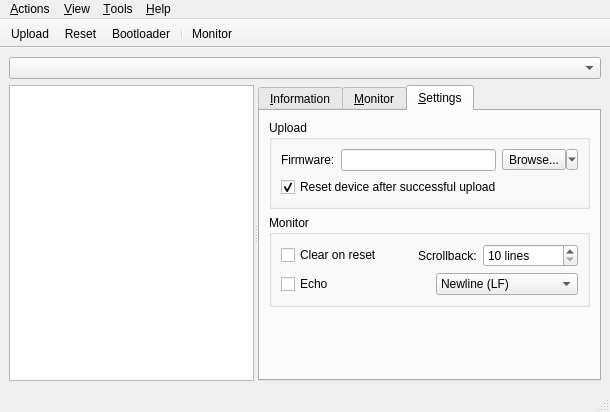
Above: tyqt/main_window.ui from Koromix/tytools before the change. Below: the same form after it.
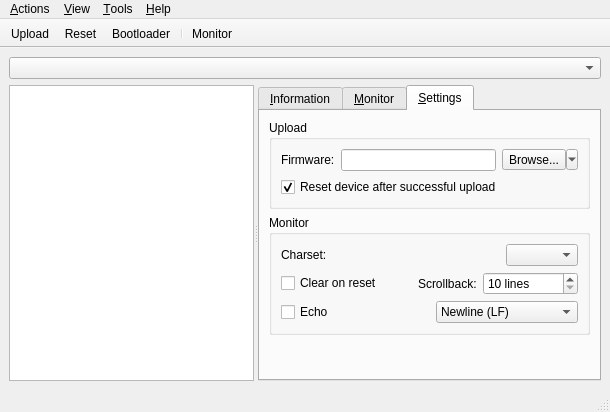
That is the form after the change. The open tabs and pages were chosen to show the change. Icons and pictures are not drawn. Custom widgets are drawn as their Qt base class.

Commit message: Expose Board serial codec setting in the GUI

The edit to the form file:
```diff
--- a/tyqt/main_window.ui
+++ b/tyqt/main_window.ui
@@ -305,6 +305,40 @@
             <string>Monitor</string>
            </property>
            <layout class="QVBoxLayout" name="verticalLayout_6">
+            <item>
+             <layout class="QHBoxLayout" name="horizontalLayout">
+              <item>
+               <widget class="QLabel" name="label_9">
+                <property name="text">
+                 <string>Charset:</string>
+                </property>
+               </widget>
+              </item>
+              <item>
+               <spacer name="horizontalSpacer_3">
+                <property name="orientation">
+                 <enum>Qt::Horizontal</enum>
+                </property>
+                <property name="sizeHint" stdset="0">
+                 <size>
+                  <width>40</width>
+                  <height>20</height>
+                 </size>
+                </property>
+               </spacer>
+              </item>
+              <item>
+               <widget class="QComboBox" name="codecComboBox">
+                <property name="maximumSize">
+                 <size>
+                  <width>160</width>
+                  <height>16777215</height>
+                 </size>
+                </property>
+               </widget>
+              </item>
+             </layout>
+            </item>
             <item>
              <layout class="QHBoxLayout" name="horizontalLayout_2">
               <item>
```
Left out of the diff: 1 changed line with no effect on the pictures. The commit also changes 2 other files.
